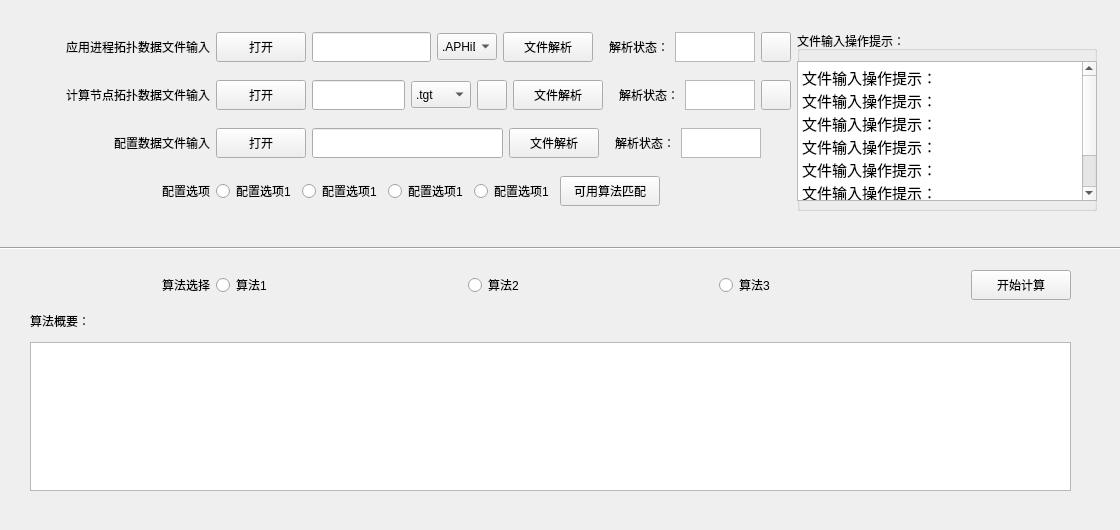
Old version of the form Layout/Opration_gui.ui in the repository King-ofwolf/PACOS.
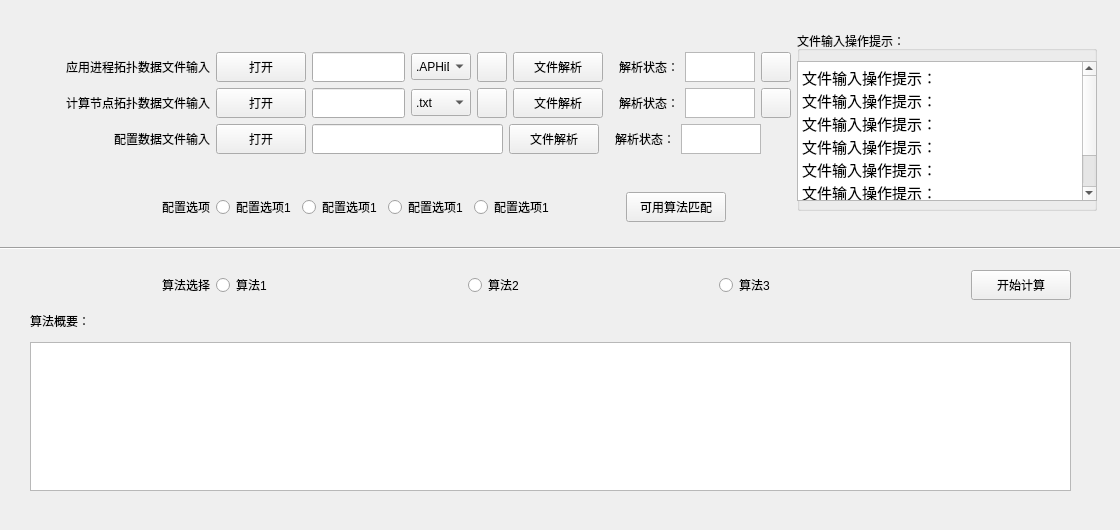
New version of the form. Icons and pictures are not drawn.

Patch:
```diff
--- a/Layout/Opration_gui.ui
+++ b/Layout/Opration_gui.ui
@@ -65,6 +65,19 @@
       <property name="sizeConstraint">
        <enum>QLayout::SetDefaultConstraint</enum>
       </property>
+      <item>
+       <spacer name="verticalSpacer">
+        <property name="orientation">
+         <enum>Qt::Vertical</enum>
+        </property>
+        <property name="sizeHint" stdset="0">
+         <size>
+          <width>20</width>
+          <height>40</height>
+         </size>
+        </property>
+       </spacer>
+      </item>
       <item>
        <layout class="QHBoxLayout" name="horizontalLayout_2">
         <item>
@@ -170,6 +183,34 @@
             <string>.mat</string>
            </property>
           </item>
+          <item>
+           <property name="text">
+            <string>.txt</string>
+           </property>
+          </item>
+         </widget>
+        </item>
+        <item>
+         <widget class="QPushButton" name="pushButton_cf_set1">
+          <property name="minimumSize">
+           <size>
+            <width>30</width>
+            <height>30</height>
+           </size>
+          </property>
+          <property name="maximumSize">
+           <size>
+            <width>30</width>
+            <height>30</height>
+           </size>
+          </property>
+          <property name="text">
+           <string/>
+          </property>
+          <property name="icon">
+           <iconset resource="sourcefile.qrc">
+            <normaloff>:/.png/png/settings_284px_1211102_easyicon.net.png</normaloff>:/.png/png/settings_284px_1211102_easyicon.net.png</iconset>
+          </property>
          </widget>
         </item>
         <item>
@@ -359,6 +400,11 @@
             <height>27</height>
            </size>
           </property>
+          <item>
+           <property name="text">
+            <string>.txt</string>
+           </property>
+          </item>
           <item>
            <property name="text">
             <string>.tgt</string>
@@ -657,6 +703,19 @@
         </item>
        </layout>
       </item>
+      <item>
+       <spacer name="verticalSpacer_2">
+        <property name="orientation">
+         <enum>Qt::Vertical</enum>
+        </property>
+        <property name="sizeHint" stdset="0">
+         <size>
+          <width>20</width>
+          <height>40</height>
+         </size>
+        </property>
+       </spacer>
+      </item>
       <item>
        <layout class="QHBoxLayout" name="horizontalLayout_7">
         <item>
@@ -757,6 +816,19 @@
           </property>
          </widget>
         </item>
+        <item>
+         <spacer name="horizontalSpacer_4">
+          <property name="orientation">
+           <enum>Qt::Horizontal</enum>
+          </property>
+          <property name="sizeHint" stdset="0">
+           <size>
+            <width>40</width>
+            <height>20</height>
+           </size>
+          </property>
+         </spacer>
+        </item>
         <item>
          <widget class="QPushButton" name="pushButton_algorithm_match">
           <property name="minimumSize">
```
Left out of the diff: 11 changed lines with no effect on the pictures.
